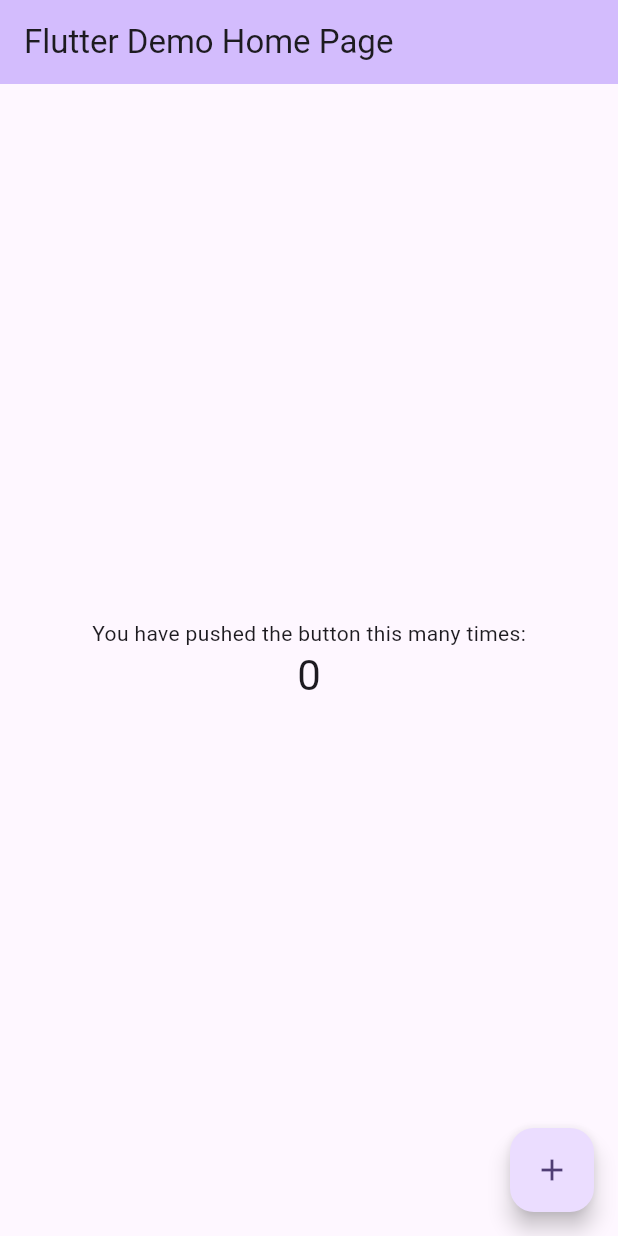
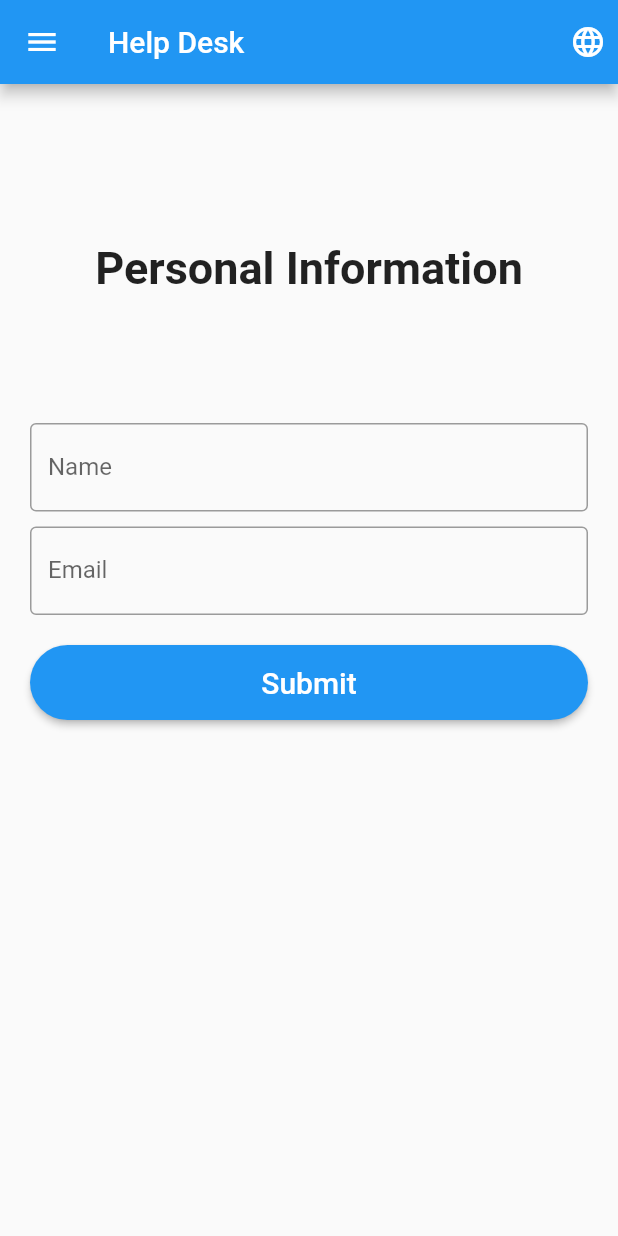
Before and after one commit to correa96cl/test_final_school_flutter, a Flutter app: the screen it shows after launch, on a phone screen of 412 x 824 dp. Run offline on Flutter 3.47's test engine with Material 2 defaults, Android fonts, the phone set to English and light mode, and no system bars; our stand-ins replace shared_preferences; generated files the repository leaves out were written again.

Commit message:
Commit do avanco da tarefa final do projeto Flutter da MJV

```diff
--- /dev/null
+++ b/l10n.yaml
@@ -0,0 +1,3 @@
+arb-dir: lib/l10n
+template-arb-file: app_en.arb
+output-localization-file: app_localizations.dart
--- /dev/null
+++ b/lib/constantes/language_constants.dart
@@ -0,0 +1,39 @@
+import 'package:flutter/material.dart';
+import 'package:shared_preferences/shared_preferences.dart';
+import 'package:flutter_gen/gen_l10n/app_localizations.dart';
+
+const String LAGUAGE_CODE = 'languageCode';
+
+//languages code
+const String ENGLISH = 'en';
+const String SPANISH = 'es';
+const String PORTUGUESE = 'pt';
+
+Future<Locale> setLocale(String languageCode) async {
+  SharedPreferences _prefs = await SharedPreferences.getInstance();
+  await _prefs.setString(LAGUAGE_CODE, languageCode);
+  return _locale(languageCode);
+}
+
+Future<Locale> getLocale() async {
+  SharedPreferences _prefs = await SharedPreferences.getInstance();
+  String languageCode = _prefs.getString(LAGUAGE_CODE) ?? ENGLISH;
+  return _locale(languageCode);
+}
+
+Locale _locale(String languageCode) {
+  switch (languageCode) {
+    case ENGLISH:
+      return const Locale(ENGLISH, '');
+    case PORTUGUESE:
+      return const Locale(PORTUGUESE, "");
+    case SPANISH:
+      return const Locale(SPANISH, "");
+    default:
+      return const Locale(ENGLISH, '');
+  }
+}
+
+AppLocalizations translation(BuildContext context) {
+  return AppLocalizations.of(context)!;
+}
--- /dev/null
+++ b/lib/constantes/languages.dart
@@ -0,0 +1,16 @@
+class Language {
+  final int id;
+  final String flag;
+  final String name;
+  final String languageCode;
+
+  Language(this.id, this.flag, this.name, this.languageCode);
+
+  static List<Language> languageList() {
+    return <Language>[
+      Language(1, "🇺🇸  ", "English", "en"),
+      Language(2, "🇧🇷", "Português", "pt"),
+      Language(3, "🇪🇸", "Español", "es")
+    ];
+  }
+}
--- /dev/null
+++ b/lib/l10n/app_en.arb
@@ -0,0 +1,14 @@
+{
+  "description": "Help Desk",
+  "personalInformation": "Personal Information",
+  "requiredField": "Required Field",
+  "name": "Name",
+  "email":"Email",
+  "emailHint": "Type your email",
+  "submitInfo": "Submit",
+  "nameHint": "Type your name",
+  "homePage": "Home Page",
+  "detalhe": "Details",
+  "profile": "Profile"
+
+}
--- /dev/null
+++ b/lib/l10n/app_es.arb
@@ -0,0 +1,14 @@
+{
+     "description": "Mesa de Ayuda",
+       "personalInformation": "Información personal",
+       "requiredField": "Campo requerido",
+       "name": "Nombre",
+         "email":"Correo Electrónico",
+  "emailHint": "Digita tu correo electronico",
+   "submitInfo": "Enviar",
+   "nameHint": "Type your name",
+    "homePage": "Pagina Principal",
+  "detalhe": "Detalles",
+  "profile": "Perfil"
+
+}
--- /dev/null
+++ b/lib/l10n/app_pt.arb
@@ -0,0 +1,14 @@
+{
+  "description": "Help Desk",
+    "personalInformation": "Informação pessoal",
+    "requiredField": "Campo Requerido",
+    "name": "Nome",
+      "email":"Email",
+  "emailHint": "Digita teu mail",
+   "submitInfo": "Enviar Informação",
+   "nameHint": "Type your name",
+    "homePage": "Tela inicial",
+  "detalhe": "Detalhe",
+  "profile": "Perfil"
+
+}
--- a/lib/main.dart
+++ b/lib/main.dart
@@ -1,125 +1,54 @@
 import 'package:flutter/material.dart';
+
+import 'package:flutter_gen/gen_l10n/app_localizations.dart';
+import 'package:test_final_school_flutter_mjv/constantes/language_constants.dart';
+import 'package:test_final_school_flutter_mjv/router/custom_routes.dart';
+import 'package:test_final_school_flutter_mjv/router/route_constantes.dart';
 
 void main() {
   runApp(const MyApp());
 }
 
-class MyApp extends StatelessWidget {
-  const MyApp({super.key});
+class MyApp extends StatefulWidget {
+  const MyApp({Key? key}) : super(key: key);
 
-  // This widget is the root of your application.
   @override
-  Widget build(BuildContext context) {
-    return MaterialApp(
-      title: 'Flutter Demo',
-      theme: ThemeData(
-        // This is the theme of your application.
-        //
-        // TRY THIS: Try running your application with "flutter run". You'll see
-        // the application has a blue toolbar. Then, without quitting the app,
-        // try changing the seedColor in the colorScheme below to Colors.green
-        // and then invoke "hot reload" (save your changes or press the "hot
-        // reload" button in a Flutter-supported IDE, or press "r" if you used
-        // the command line to start the app).
-        //
-        // Notice that the counter didn't reset back to zero; the application
-        // state is not lost during the reload. To reset the state, use hot
-        // restart instead.
-        //
-        // This works for code too, not just values: Most code changes can be
-        // tested with just a hot reload.
-        colorScheme: ColorScheme.fromSeed(seedColor: Colors.deepPurple),
-        useMaterial3: true,
-      ),
-      home: const MyHomePage(title: 'Flutter Demo Home Page'),
-    );
+  State<MyApp> createState() => _MyAppState();
+
+  static void setLocale(BuildContext context, Locale newLocale) {
+    _MyAppState? state = context.findAncestorStateOfType<_MyAppState>();
+    state?.setLocale(newLocale);
   }
 }
 
-class MyHomePage extends StatefulWidget {
-  const MyHomePage({super.key, required this.title});
+class _MyAppState extends State<MyApp> {
+  Locale? _locale;
 
-  // This widget is the home page of your application. It is stateful, meaning
-  // that it has a State object (defined below) that contains fields that affect
-  // how it looks.
-
-  // This class is the configuration for the state. It holds the values (in this
-  // case the title) provided by the parent (in this case the App widget) and
-  // used by the build method of the State. Fields in a Widget subclass are
-  // always marked "final".
-
-  final String title;
-
-  @override
-  State<MyHomePage> createState() => _MyHomePageState();
-}
-
-class _MyHomePageState extends State<MyHomePage> {
-  int _counter = 0;
-
-  void _incrementCounter() {
+  setLocale(Locale locale) {
     setState(() {
-      // This call to setState tells the Flutter framework that something has
-      // changed in this State, which causes it to rerun the build method below
-      // so that the display can reflect the updated values. If we changed
-      // _counter without calling setState(), then the build method would not be
-      // called again, and so nothing would appear to happen.
-      _counter++;
+      _locale = locale;
     });
   }
 
   @override
+  void didChangeDependencies() {
+    getLocale().then((locale) => {setLocale(locale)});
+    super.didChangeDependencies();
+  }
+
+  @override
   Widget build(BuildContext context) {
-    // This method is rerun every time setState is called, for instance as done
-    // by the _incrementCounter method above.
-    //
-    // The Flutter framework has been optimized to make rerunning build methods
-    // fast, so that you can just rebuild anything that needs updating rather
-    // than having to individually change instances of widgets.
-    return Scaffold(
-      appBar: AppBar(
-        // TRY THIS: Try changing the color here to a specific color (to
-        // Colors.amber, perhaps?) and trigger a hot reload to see the AppBar
-        // change color while the other colors stay the same.
-        backgroundColor: Theme.of(context).colorScheme.inversePrimary,
-        // Here we take the value from the MyHomePage object that was created by
-        // the App.build method, and use it to set our appbar title.
-        title: Text(widget.title),
+    return MaterialApp(
+      title: 'Localization',
+      debugShowCheckedModeBanner: false,
+      theme: ThemeData(
+        primarySwatch: Colors.blue,
       ),
-      body: Center(
-        // Center is a layout widget. It takes a single child and positions it
-        // in the middle of the parent.
-        child: Column(
-          // Column is also a layout widget. It takes a list of children and
-          // arranges them vertically. By default, it sizes itself to fit its
-          // children horizontally, and tries to be as tall as its parent.
-          //
-          // Column has various properties to control how it sizes itself and
-          // how it positions its children. Here we use mainAxisAlignment to
-          // center the children vertically; the main axis here is the vertical
-          // axis because Columns are vertical (the cross axis would be
-          // horizontal).
-          //
-          // TRY THIS: Invoke "debug painting" (choose the "Toggle Debug Paint"
-          // action in the IDE, or press "p" in the console), to see the
-          // wireframe for each widget.
-          mainAxisAlignment: MainAxisAlignment.center,
-          children: <Widget>[
-            const Text(
-              'You have pushed the button this many times:',
-            ),
-            Text(
-              '$_counter',
-              style: Theme.of(context).textTheme.headlineMedium,
-            ),
-          ],
-        ),
-      ),
-      floatingActionButton: FloatingActionButton(
-        onPressed: _incrementCounter,
-        tooltip: 'Increment',
-        child: const Icon(Icons.add),
-      ), // This trailing comma makes auto-formatting nicer for build methods.
+      localizationsDelegates: AppLocalizations.localizationsDelegates,
+      supportedLocales: AppLocalizations.supportedLocales,
+      onGenerateRoute: CustomRouter.generatedRoute,
+      initialRoute: homeRoute,
+      locale: _locale,
     );
   }
 }
--- /dev/null
+++ b/lib/pages/home_page.dart
@@ -0,0 +1,186 @@
+import 'package:flutter/material.dart';
+
+import 'package:test_final_school_flutter_mjv/constantes/language_constants.dart';
+import 'package:test_final_school_flutter_mjv/constantes/languages.dart';
+import 'package:test_final_school_flutter_mjv/main.dart';
+import 'package:test_final_school_flutter_mjv/router/route_constantes.dart';
+
+class HomePage extends StatefulWidget {
+  const HomePage({Key? key}) : super(key: key);
+
+  @override
+  _HomePageState createState() => _HomePageState();
+}
+
+class _HomePageState extends State<HomePage> {
+  final GlobalKey<FormState> _key = GlobalKey<FormState>();
+
+  void _showSuccessDialog() {
+    showTimePicker(context: context, initialTime: TimeOfDay.now());
+  }
+
+  @override
+  Widget build(BuildContext context) {
+    return Scaffold(
+      appBar: AppBar(
+        title: Text(translation(context).description),
+        actions: <Widget>[
+          Padding(
+            padding: const EdgeInsets.all(8.0),
+            child: DropdownButton<Language>(
+              underline: const SizedBox(),
+              icon: const Icon(
+                Icons.language,
+                color: Colors.white,
+              ),
+              onChanged: (Language? language) async {
+                if (language != null) {
+                  Locale _locale = await setLocale(language.languageCode);
+                  MyApp.setLocale(context, _locale);
+                }
+              },
+              items: Language.languageList()
+                  .map<DropdownMenuItem<Language>>(
+                    (e) => DropdownMenuItem<Language>(
+                      value: e,
+                      child: Row(
+                        mainAxisAlignment: MainAxisAlignment.spaceAround,
+                        children: <Widget>[
+                          Text(
+                            e.flag,
+                            style: const TextStyle(fontSize: 30),
+                          ),
+                          Text(e.name)
+                        ],
+                      ),
+                    ),
+                  )
+                  .toList(),
+            ),
+          ),
+        ],
+      ),
+      drawer: Drawer(
+        child: _drawerList(),
+      ),
+      body: SingleChildScrollView(
+        padding: const EdgeInsets.all(20),
+        child: _mainForm(context),
+      ),
+    );
+  }
+
+  Form _mainForm(BuildContext context) {
+    return Form(
+      key: _key,
+      child: Column(
+        children: <Widget>[
+          SizedBox(
+            height: MediaQuery.of(context).size.height / 4,
+            child: Center(
+              child: Text(
+                translation(context).personalInformation,
+                textAlign: TextAlign.center,
+                style: const TextStyle(
+                  fontSize: 30,
+                  fontWeight: FontWeight.bold,
+                ),
+              ),
+            ),
+          ),
+          TextFormField(
+            validator: (val) {
+              if (val != null && val.isEmpty) {
+                return translation(context).requiredField;
+              }
+              return null;
+            },
+            decoration: InputDecoration(
+              border: const OutlineInputBorder(),
+              labelText: translation(context).name,
+              hintText: translation(context).nameHint,
+            ),
+          ),
+          const SizedBox(
+            height: 10,
+          ),
+          TextFormField(
+            validator: (val) {
+              if (val != null && val.isEmpty) {
+                return translation(context).requiredField;
+              }
+              return null;
+            },
+            decoration: InputDecoration(
+              border: const OutlineInputBorder(),
+              labelText: translation(context).email,
+              hintText: translation(context).emailHint,
+            ),
+          ),
+          const SizedBox(
+            height: 10,
+          ),
+
+          const SizedBox(
+            height: 10,
+          ),
+          MaterialButton(
+            onPressed: () {
+              if (_key.currentState != null && _key.currentState!.validate()) {
+                _showSuccessDialog();
+              }
+            },
+            height: 50,
+            shape: const StadiumBorder(),
+            color: Theme.of(context).primaryColor,
+            child: Center(
+              child: Text(
+                translation(context).submitInfo,
+                style: const TextStyle(color: Colors.white, fontSize: 20),
+              ),
+            ),
+          )
+        ],
+      ),
+    );
+  }
+
+  Container _drawerList() {
+    TextStyle _textStyle = const TextStyle(
+      color: Colors.white,
+      fontSize: 24,
+    );
+    return Container(
+      color: Theme.of(context).primaryColor,
+      child: ListView(
+        padding: EdgeInsets.zero,
+        children: <Widget>[
+          DrawerHeader(
+            child: Container(
+              height: 100,
+              child: const CircleAvatar(),
+            ),
+          ),
+
+          ListTile(
+            leading: const Icon(
+              Icons.settings,
+              color: Colors.white,
+              size: 30,
+            ),
+            title: Text(
+              translation(context).profile,
+              style: _textStyle,
+            ),
+            onTap: () {
+              // To close the Drawer
+              Navigator.pop(context);
+              // Navigating to About Page
+              Navigator.pushNamed(context, profileRoute);
+            },
+          ),
+        ],
+      ),
+    );
+  }
+}
--- /dev/null
+++ b/lib/router/custom_routes.dart
@@ -0,0 +1,24 @@
+import 'package:flutter/material.dart';
+import 'package:test_final_school_flutter_mjv/pages/detalhe_issue.dart';
+import 'package:test_final_school_flutter_mjv/pages/home_page.dart';
+import 'package:test_final_school_flutter_mjv/pages/not_found_page.dart';
+import 'package:test_final_school_flutter_mjv/pages/profile_issue.dart';
+import 'package:test_final_school_flutter_mjv/router/route_constantes.dart';
+
+
+
+
+class CustomRouter {
+  static Route<dynamic> generatedRoute(RouteSettings settings) {
+    switch (settings.name) {
+      case homeRoute:
+        return MaterialPageRoute(builder: (_) => const HomePage());
+      case detalheRoute:
+        return MaterialPageRoute(builder: (_) => const DetalheIssue());
+      case profileRoute:
+        return MaterialPageRoute(builder: (_) => const ProfileIssue());
+      default:
+        return MaterialPageRoute(builder: (_) => const NotFoundPage());
+    }
+  }
+}
--- /dev/null
+++ b/lib/router/route_constantes.dart
@@ -0,0 +1,3 @@
+const String homeRoute = "home";
+const String detalheRoute = "detalhe";
+const String profileRoute = "profile";
--- a/pubspec.yaml
+++ b/pubspec.yaml
@@ -35,6 +35,10 @@ dependencies:
   # The following adds the Cupertino Icons font to your application.
   # Use with the CupertinoIcons class for iOS style icons.
   cupertino_icons: ^1.0.2
+  flutter_localizations:
+    sdk: flutter
+  intl: ^0.18.0
+  shared_preferences: ^2.0.13
 
 dev_dependencies:
   flutter_test:
@@ -52,7 +56,7 @@ dev_dependencies:
 
 # The following section is specific to Flutter packages.
 flutter:
-
+  generate: true # Add this line
   # The following line ensures that the Material Icons font is
   # included with your application, so that you can use the icons in
   # the material Icons class.
```
Also changed, not shown: lib/entities/issue.dart (added, +46 -0 lines), lib/entities/issuesCheckList_entity.dart (added, +24 -0 lines), lib/l10n/L10.dart (added, +24 -0 lines), lib/pages/detalhe_issue.dart (added, +22 -0 lines), lib/pages/not_found_page.dart (added, +22 -0 lines), lib/pages/profile_issue.dart (added, +24 -0 lines), lib/provider/locale_provider.dart (added, +20 -0 lines), lib/service/issue_service.dart (added, +15 -0 lines), lib/widget/language_picker_widget.dart (added, +25 -0 lines), pubspec.lock, 10 other files.
